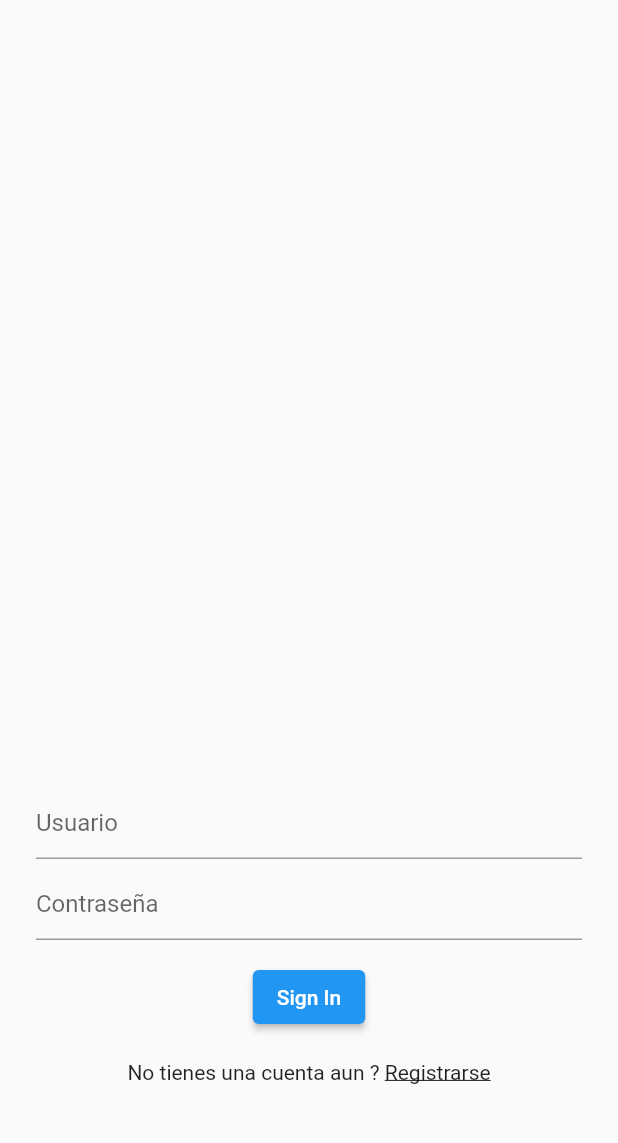
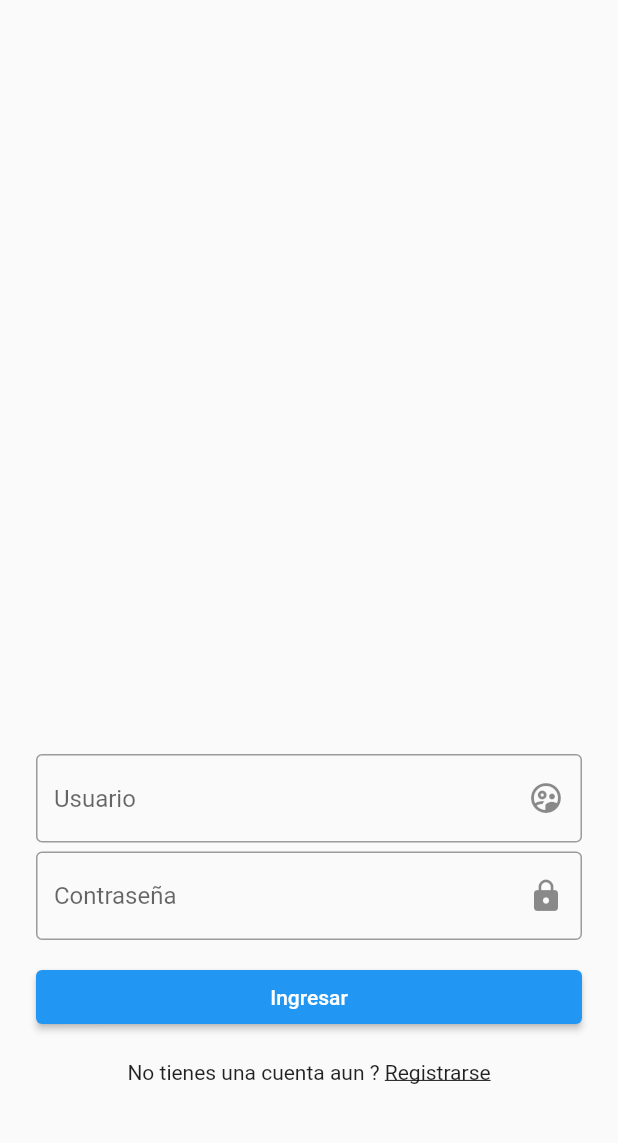
Before and after one commit to MeloGon/quizMaker, a Flutter app: the screen it shows after launch, on a phone screen of 412 x 824 dp, the part 62-1205 px from its top. Run offline on Flutter 3.47's test engine with Material 2 defaults, Android fonts, the phone set to English and light mode, and no system bars; our stand-ins replace firebase_auth, firebase_core; accounts and stored records are empty.

Commit message:
sign up and sign in works with firebase integration

```diff
--- a/lib/src/pages/signin.dart
+++ b/lib/src/pages/signin.dart
@@ -1,6 +1,9 @@
 import 'package:flutter/material.dart';
 import 'package:quizmaker_app/src/pages/signup.dart';
 import 'package:quizmaker_app/src/widgets/widgets.dart';
+
+import '../services/auth.dart';
+import 'home.dart';
 
 class SignIn extends StatefulWidget {
   @override
@@ -10,6 +13,25 @@ class SignIn extends StatefulWidget {
 class _SignInState extends State<SignIn> {
   final _formKey = GlobalKey<FormState>();
   String email, password;
+  AuthService authService = new AuthService();
+  bool _isLoading = false;
+
+  signIn() async {
+    if (_formKey.currentState.validate()) {
+      setState(() {
+        _isLoading = true;
+      });
+      await authService.signInEmailAndPass(email, password).then((value) {
+        if (value != null) {
+          setState(() {
+            _isLoading = false;
+          });
+          Navigator.pushReplacement(
+              context, MaterialPageRoute(builder: (context) => Home()));
+        }
+      });
+    }
+  }
 
   @override
   Widget build(BuildContext context) {
@@ -20,7 +42,13 @@ class _SignInState extends State<SignIn> {
         elevation: 0.0,
         brightness: Brightness.light,
       ),
-      body: Form(
+      body: _isLoading
+          ? Container(
+              child: Center(
+                child: CircularProgressIndicator(),
+              ),
+            )
+          : Form(
               key: _formKey,
               child: Container(
                 margin: EdgeInsets.symmetric(horizontal: 24.0),
@@ -29,10 +57,14 @@ class _SignInState extends State<SignIn> {
                     Spacer(),
                     TextFormField(
                       validator: (value) {
-                  return value.isEmpty ? "Ingrese un Usuario correcto" : null;
+                        return value.isEmpty
+                            ? "Ingrese un Usuario correcto"
+                            : null;
                       },
                       decoration: InputDecoration(
+                        border: OutlineInputBorder(),
                         hintText: "Usuario",
+                        suffixIcon: Icon(Icons.supervised_user_circle_outlined),
                       ),
                       onChanged: (value) {
                         email = value;
@@ -40,13 +72,16 @@ class _SignInState extends State<SignIn> {
                     ),
                     SizedBox(height: 6.0),
                     TextFormField(
+                      obscureText: true,
                       validator: (value) {
                         return value.isEmpty
                             ? "Ingrese la contraseña correcta"
                             : null;
                       },
                       decoration: InputDecoration(
+                        border: OutlineInputBorder(),
                         hintText: "Contraseña",
+                        suffixIcon: Icon(Icons.lock),
                       ),
                       onChanged: (value) {
                         password = value;
@@ -55,7 +90,13 @@ class _SignInState extends State<SignIn> {
                     SizedBox(
                       height: 14,
                     ),
-              ElevatedButton(onPressed: () {}, child: Text('Sign In')),
+                    Container(
+                        width: double.infinity,
+                        child: ElevatedButton(
+                            onPressed: () {
+                              signIn();
+                            },
+                            child: Text('Ingresar'))),
                     SizedBox(
                       height: 18,
                     ),
@@ -65,12 +106,15 @@ class _SignInState extends State<SignIn> {
                         Text("No tienes una cuenta aun ? "),
                         GestureDetector(
                           onTap: () {
-                      Navigator.pushReplacement(context,
-                          MaterialPageRoute(builder: (context) => SignUp()));
+                            Navigator.pushReplacement(
+                                context,
+                                MaterialPageRoute(
+                                    builder: (context) => SignUp()));
                           },
                           child: Text(
                             "Registrarse",
-                      style: TextStyle(decoration: TextDecoration.underline),
+                            style:
+                                TextStyle(decoration: TextDecoration.underline),
                           ),
                         )
                       ],
```
Also changed, not shown: lib/main.dart (+6 -1 lines), lib/src/pages/create_quizz.dart (added, +28 -0 lines), lib/src/pages/home.dart (+33 -0 lines), lib/src/pages/signup.dart (+46 -13 lines), 1 other file. Lines whose indentation alone changed are shown as unchanged.
